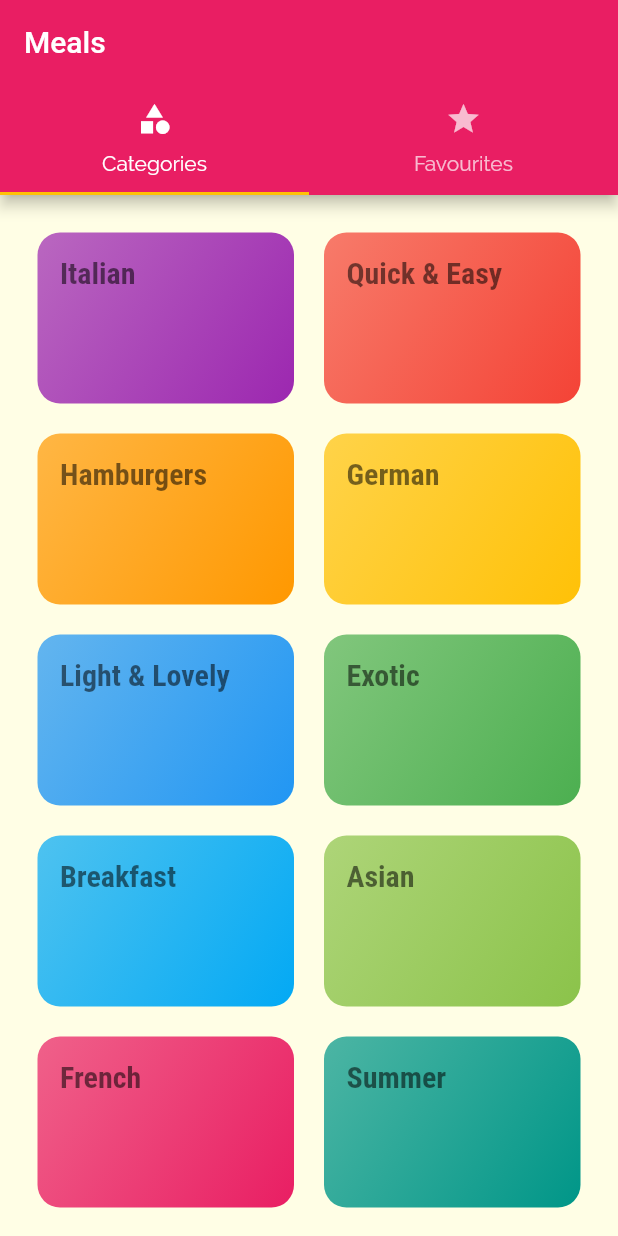
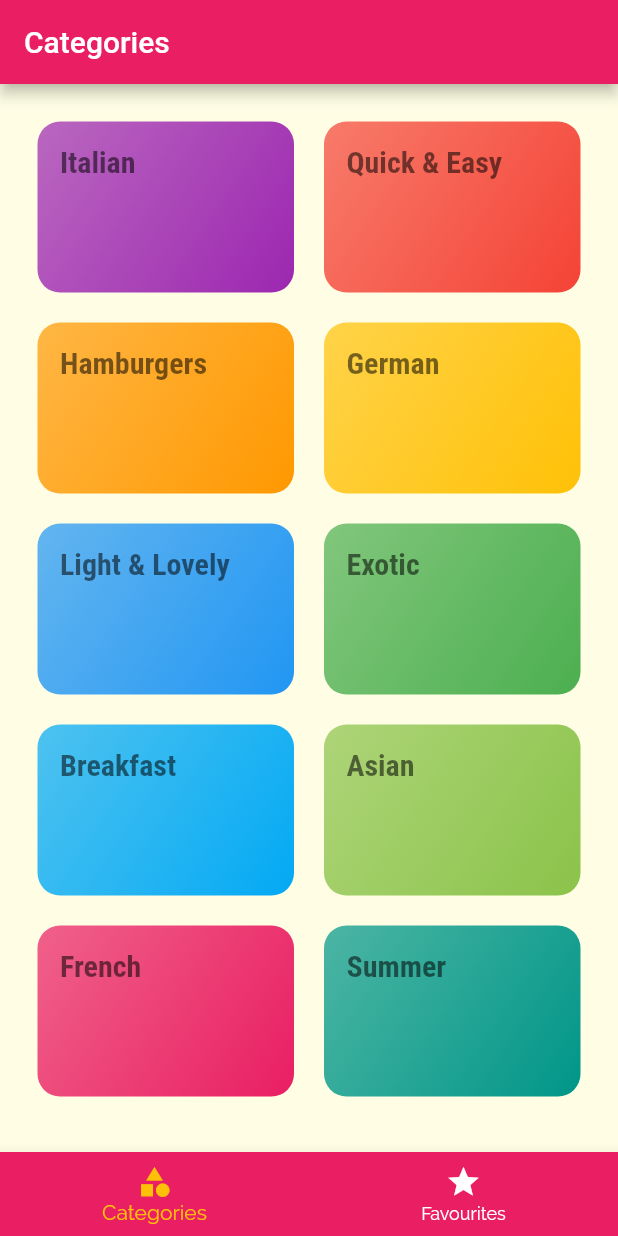
Before and after one commit to kguertin/learn_flutter, a Flutter app: the screen it shows after launch, on a phone screen of 412 x 824 dp. Run offline on Flutter 3.47's test engine with Material 2 defaults, Android fonts, the phone set to English and light mode, and no system bars; our stand-ins replace dartz, equatable.

```diff
--- a/meal_app/lib/screens/tabs_screen.dart
+++ b/meal_app/lib/screens/tabs_screen.dart
@@ -8,32 +8,50 @@ class TabsScreen extends StatefulWidget {
 }
 
 class _TabsScreenState extends State<TabsScreen> {
+  final List<Map<String, dynamic>> _pages = [
+    {
+      'page': CategoriesScreen(),
+      'title': 'Categories',
+    },
+    {
+      'page': FavouritesScreen(),
+      'title': 'Your Favourites',
+    },
+  ];
+
+  int _selectedPageIndex = 0;
+
+  void _selectPage(int index) {
+    setState(() {
+      _selectedPageIndex = index;
+    });
+  }
+
   @override
   Widget build(BuildContext context) {
-    return DefaultTabController(
-      length: 2,
-      child: Scaffold(
-        appBar: AppBar(
-          title: Text("Meals"),
-          bottom: TabBar(
-            tabs: [
-              Tab(
-                icon: Icon(Icons.category),
-                text: 'Categories',
-              ),
-              Tab(
-                icon: Icon(Icons.star),
-                text: 'Favourites',
-              )
-            ],
+    return Scaffold(
+      appBar: AppBar(
+        title: Text(_pages[_selectedPageIndex]['title']),
+      ),
+      body: _pages[_selectedPageIndex]['page'],
+      bottomNavigationBar: BottomNavigationBar(
+        onTap: _selectPage,
+        backgroundColor: Theme.of(context).primaryColor,
+        unselectedItemColor: Colors.white,
+        selectedItemColor: Theme.of(context).accentColor,
+        currentIndex: _selectedPageIndex,
+        items: [
+          BottomNavigationBarItem(
+            backgroundColor: Theme.of(context).primaryColor,
+            icon: Icon(Icons.category),
+            label: 'Categories',
           ),
-        ),
-        body: TabBarView(
-          children: <Widget>[
-            CategoriesScreen(),
-            FavouritesScreen(),
-          ],
-        ),
+          BottomNavigationBarItem(
+            backgroundColor: Theme.of(context).primaryColor,
+            icon: Icon(Icons.star),
+            label: 'Favourites',
+          ),
+        ],
       ),
     );
   }
```
